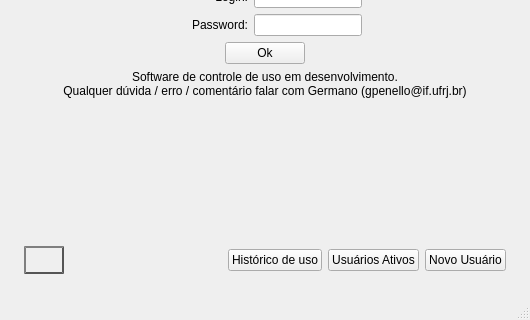
Old version of the form Controle_UsoDeEquipamento/GUI/telaControle.ui in the repository gpenello/ControleDeUso; both pictures show x 0 to 530 and y 180 to 500 of the 530 by 500 pixel window.
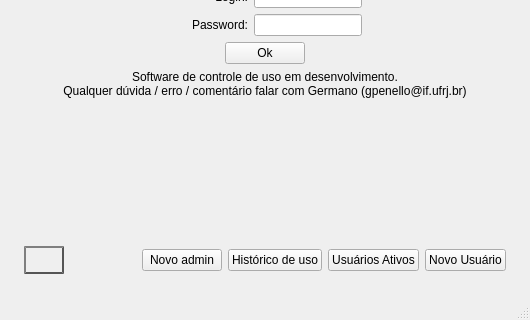
New version of the form. Icons and pictures are not drawn.

Commit message: Adicionando tabela de admin com primeiro login

Diff of the .ui file:
```diff
--- a/Controle_UsoDeEquipamento/GUI/telaControle.ui
+++ b/Controle_UsoDeEquipamento/GUI/telaControle.ui
@@ -379,6 +379,25 @@
           </property>
          </spacer>
         </item>
+        <item>
+         <widget class="QPushButton" name="btn_novo_admin">
+          <property name="sizePolicy">
+           <sizepolicy hsizetype="Minimum" vsizetype="Fixed">
+            <horstretch>0</horstretch>
+            <verstretch>0</verstretch>
+           </sizepolicy>
+          </property>
+          <property name="minimumSize">
+           <size>
+            <width>70</width>
+            <height>0</height>
+           </size>
+          </property>
+          <property name="text">
+           <string>Novo admin</string>
+          </property>
+         </widget>
+        </item>
         <item>
          <widget class="QPushButton" name="btn_tempo">
           <property name="sizePolicy">
```
Left out of the diff: 2 changed lines with no effect on the pictures. The commit also changes 6 other files.
